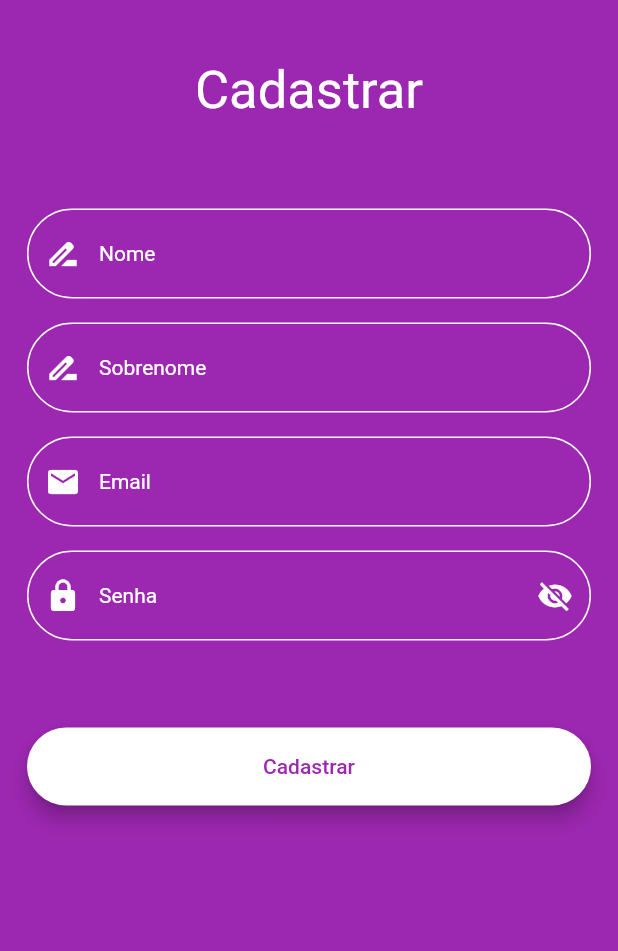
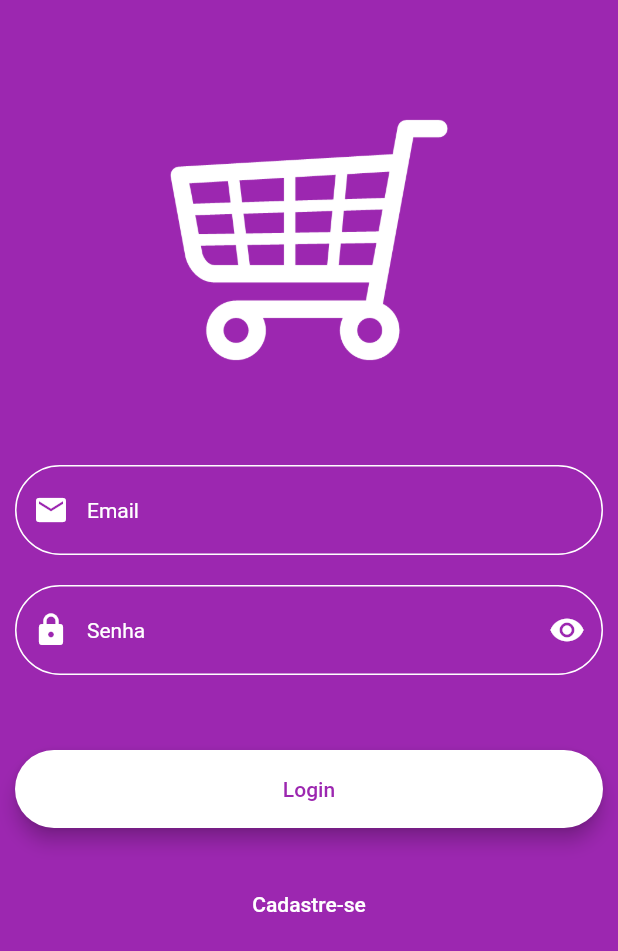
Before and after one commit to Guilherme200/ecommerce_flutter, a Flutter app: the screen it shows after launch, on a phone screen of 412 x 824 dp. Shown: the top 951 px of the screen. Run offline on Flutter 3.47's test engine with Material 2 defaults, Android fonts, the phone set to English and light mode, and no system bars; our stand-ins replace cloud_firestore, firebase_auth, firebase_core; accounts and stored records are empty.

Commit message:
Adição da tela de login

```diff
--- a/lib/providers/user_provider.dart
+++ b/lib/providers/user_provider.dart
@@ -42,13 +42,13 @@ class UserProvider extends ChangeNotifier {
       final UserCredential userCredential = await auth
           .signInWithEmailAndPassword(email: email, password: password);
 
-      if (userCredential?.user != null) {
+      if (userCredential?.user != null) {  print('AQUIIII');
         _currentUser = UserModel.fromDocument(
             await _userDocument(userCredential.user.uid));
         onSuccess("Usuário Logado ${_currentUser.id}");
       }
       notifyListeners();
-    } on FirebaseAuthException catch (e) {
+    } on FirebaseAuthException catch (e) {  print(e.message);
       print(e.message);
       onError(handlerError(e.code));
     }
--- a/lib/routes/routes.dart
+++ b/lib/routes/routes.dart
@@ -1,8 +1,10 @@
+import 'package:ecommerce_flutter/screens/login_screen.dart';
 import 'package:ecommerce_flutter/screens/register_screen.dart';
 import 'package:ecommerce_flutter/screens/splashScreen.dart';
 import 'package:flutter/cupertino.dart';
 
 final Map<String, WidgetBuilder> routes = {
   "/splash": (_) => SplashScreen(),
-  "/register": (_) => RegisterScreen()
+  "/register": (_) => RegisterScreen(),
+  "/login": (_) => LoginScreen()
 };
--- /dev/null
+++ b/lib/screens/login_screen.dart
@@ -0,0 +1,180 @@
+import 'package:ecommerce_flutter/providers/user_provider.dart';
+import 'package:ecommerce_flutter/utils/constants.dart';
+import 'package:flutter/cupertino.dart';
+import 'package:flutter/material.dart';
+import 'package:provider/provider.dart';
+
+class LoginScreen extends StatefulWidget {
+  @override
+  _LoginScreenState createState() => _LoginScreenState();
+}
+
+class _LoginScreenState extends State<LoginScreen> {
+  final _formKey = GlobalKey<FormState>();
+  TextEditingController _emailController = new TextEditingController();
+  TextEditingController _passController = new TextEditingController();
+  GlobalKey<ScaffoldState> _scaffoldState = new GlobalKey();
+  bool isVisible = false;
+
+  @override
+  Widget build(BuildContext context) {
+    return Scaffold(
+      resizeToAvoidBottomInset: false,
+      body: Container(
+        color: Colors.purple,
+        child: Form(
+          key: _formKey,
+          child: Padding(
+            padding: EdgeInsets.all(10),
+            child: Column(
+              crossAxisAlignment: CrossAxisAlignment.center,
+              children: [
+                Padding(
+                  padding: EdgeInsets.only(top: 50, bottom: 50),
+                  child: Image.asset("assets/logos/logo.png",
+                      color: Colors.white, width: 200),
+                ),
+                Padding(
+                  padding: EdgeInsets.only(bottom: 20),
+                  child: TextFormField(
+                    style: TextStyle(color: Colors.white, fontSize: 14),
+                    keyboardType: TextInputType.emailAddress,
+                    validator: (email) {
+                      RegExp _regex = new RegExp(Constants.REGEX_EMAIL);
+
+                      if (email.isEmpty || !_regex.hasMatch(email))
+                        return "E-mail inválido";
+
+                      return null;
+                    },
+                    decoration: InputDecoration(
+                        prefixIcon: Icon(Icons.email, color: Colors.white),
+                        hintText: 'Email',
+                        hintStyle: TextStyle(
+                          color: Colors.white,
+                          fontSize: 14,
+                        ),
+                        focusColor: Colors.purple,
+                        focusedBorder: OutlineInputBorder(
+                          borderRadius: BorderRadius.all(Radius.circular(30)),
+                          borderSide: BorderSide(color: Colors.white),
+                        ),
+                        enabledBorder: OutlineInputBorder(
+                          borderRadius: BorderRadius.all(Radius.circular(30)),
+                          borderSide: BorderSide(color: Colors.white),
+                        ),
+                        contentPadding: EdgeInsets.all(22)),
+                  ),
+                ),
+                TextFormField(
+                  style: TextStyle(color: Colors.white, fontSize: 14),
+                  keyboardType: TextInputType.text,
+                  obscureText: isVisible,
+                  validator: (pass) {
+                    if (pass.isEmpty) {
+                      return "Senha inválida!";
+                    }
+
+                    return null;
+                  },
+                  decoration: InputDecoration(
+                      prefixIcon: Icon(Icons.lock, color: Colors.white),
+                      suffixIcon: IconButton(
+                          icon: Icon(isVisible
+                              ? Icons.visibility_off
+                              : Icons.visibility),
+                          color: Colors.white,
+                          onPressed: () {
+                            setState(() {
+                              isVisible = !isVisible;
+                            });
+                          }),
+                      hintText: 'Senha',
+                      hintStyle: TextStyle(
+                        color: Colors.white,
+                        fontSize: 14,
+                      ),
+                      focusedBorder: OutlineInputBorder(
+                        borderRadius: BorderRadius.all(Radius.circular(30)),
+                        borderSide: BorderSide(color: Colors.white),
+                      ),
+                      enabledBorder: OutlineInputBorder(
+                        borderRadius: BorderRadius.all(Radius.circular(30)),
+                        borderSide: BorderSide(color: Colors.white),
+                      ),
+                      contentPadding: EdgeInsets.all(22)),
+                ),
+                Padding(
+                  padding: EdgeInsets.only(top: 50),
+                  child: Material(
+                    elevation: 5.0,
+                    borderRadius: BorderRadius.circular(30.0),
+                    color: Colors.white,
+                    child: MaterialButton(
+                        minWidth: MediaQuery.of(context).size.width,
+                        padding: EdgeInsets.all(18),
+                        onPressed: () {
+                          if (_formKey.currentState.validate()) {
+                            UserProvider().login(
+                                email: _emailController.value.text,
+                                password: _passController.value.text,
+                                onError: (error) {
+                                  _showError(error);
+                                },
+                                onSuccess: (message) {
+                                  _showSuccess(message);
+                                  // Navigator.of(context).pop();
+                                });
+                          }
+                        },
+                        child: Text(
+                          "Login",
+                          textAlign: TextAlign.center,
+                          style: TextStyle(color: Colors.purple),
+                        )),
+                  ),
+                ),
+                Padding(
+                    padding: EdgeInsets.only(top: 25),
+                    child: InkWell(
+                      child: Container(
+                        child: MaterialButton(
+                            minWidth: MediaQuery.of(context).size.width,
+                            padding: EdgeInsets.all(18),
+                            onPressed: () {
+                              Navigator.pushNamed(context, '/register');
+                            },
+                            child: Text(
+                              "Cadastre-se",
+                              textAlign: TextAlign.center,
+                              style:
+                              TextStyle(color: Colors.white, fontSize: 14),
+                            )),
+                      ),
+                    ))
+              ],
+            ),
+          ),
+        ),
+      ),
+    );
+  }
+
+  _showError(String message) {
+    _scaffoldState.currentState.showSnackBar(
+      SnackBar(
+        backgroundColor: Colors.red,
+        content: Container(color: Colors.red, child: Text(message)),
+      ),
+    );
+  }
+
+  _showSuccess(String message) {
+    _scaffoldState.currentState.showSnackBar(
+      SnackBar(
+        backgroundColor: Colors.green,
+        content: Container(color: Colors.green, child: Text(message)),
+      ),
+    );
+  }
+}
--- a/lib/screens/splashScreen.dart
+++ b/lib/screens/splashScreen.dart
@@ -10,7 +10,7 @@ class _SplashScreenState extends State<SplashScreen> {
   void initState() {
     super.initState();
     Future.delayed(Duration(seconds: 2)).then((_) async {
-        Navigator.of(context).pushNamed('/register');
+        Navigator.of(context).pushNamed('/login');
     });
   }
 
```
